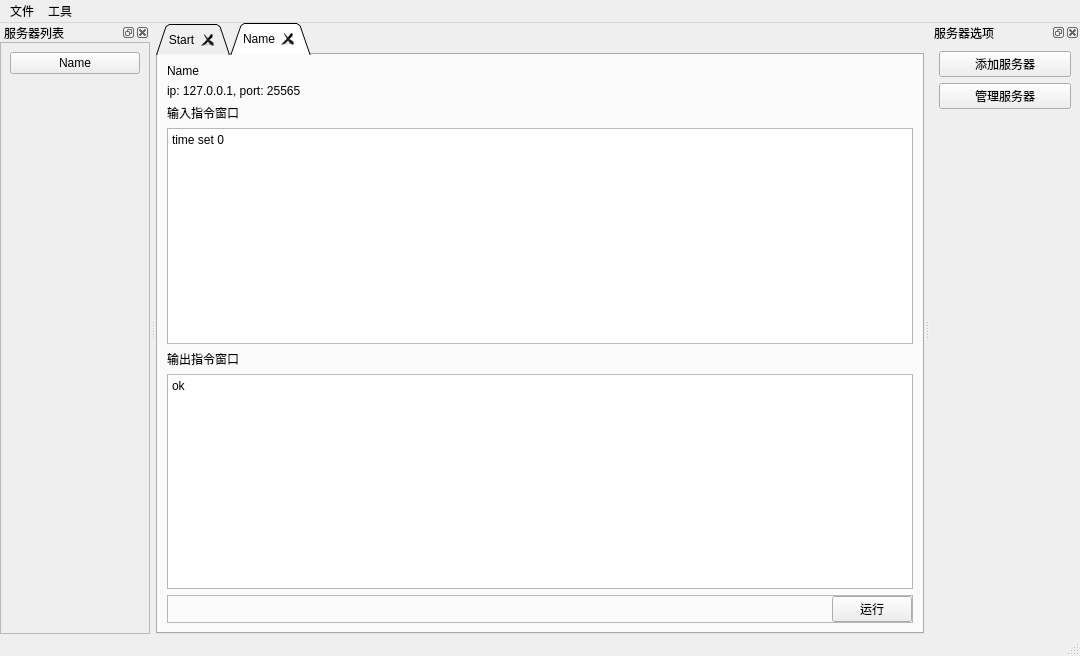
Before: the Qt Designer form MainWindow/mainwindow.ui in quqiOnfree/MCRCON, drawn with Qt 5.
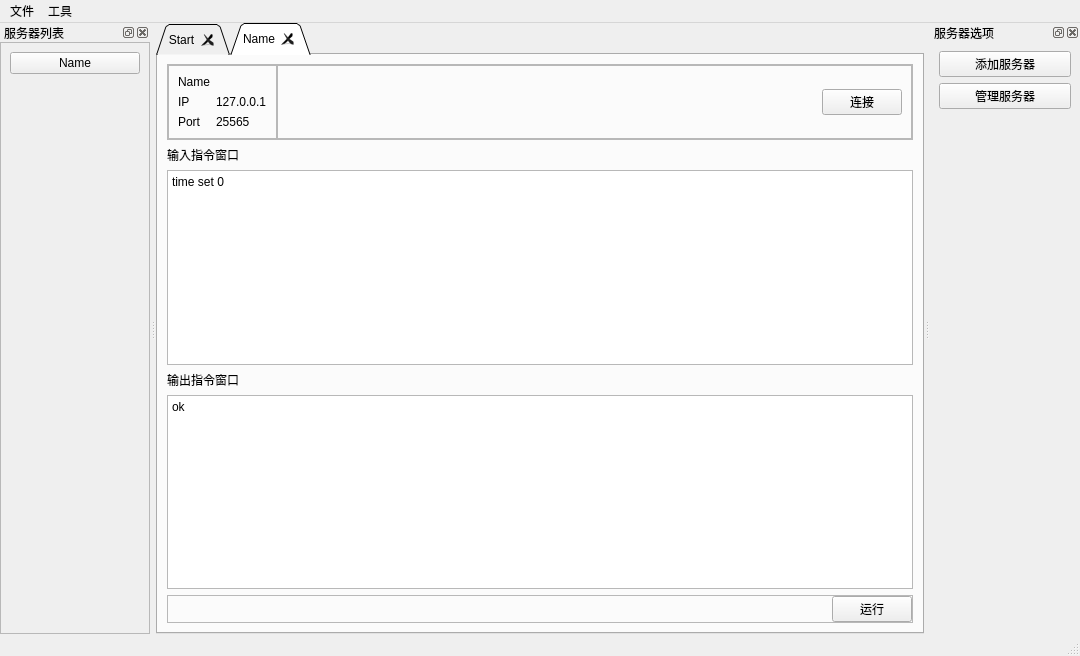
After: the same form once the commit is applied. The open tabs and pages were chosen to show the change.

Diff of the .ui file:
```diff
--- a/MainWindow/mainwindow.ui
+++ b/MainWindow/mainwindow.ui
@@ -159,17 +159,109 @@
        </attribute>
        <layout class="QVBoxLayout" name="verticalLayout_3">
         <item>
-         <widget class="QLabel" name="label_4">
-          <property name="text">
-           <string>Name</string>
+         <widget class="QFrame" name="frame_5">
+          <property name="frameShape">
+           <enum>QFrame::StyledPanel</enum>
           </property>
-         </widget>
-        </item>
-        <item>
-         <widget class="QLabel" name="label_3">
-          <property name="text">
-           <string>ip: 127.0.0.1, port: 25565</string>
+          <property name="frameShadow">
+           <enum>QFrame::Raised</enum>
           </property>
+          <layout class="QHBoxLayout" name="horizontalLayout_3">
+           <property name="spacing">
+            <number>0</number>
+           </property>
+           <property name="leftMargin">
+            <number>0</number>
+           </property>
+           <property name="topMargin">
+            <number>0</number>
+           </property>
+           <property name="rightMargin">
+            <number>0</number>
+           </property>
+           <property name="bottomMargin">
+            <number>0</number>
+           </property>
+           <item>
+            <widget class="QFrame" name="frame_3">
+             <property name="frameShape">
+              <enum>QFrame::StyledPanel</enum>
+             </property>
+             <property name="frameShadow">
+              <enum>QFrame::Raised</enum>
+             </property>
+             <layout class="QGridLayout" name="gridLayout_4">
+              <item row="0" column="0">
+               <widget class="QLabel" name="label_4">
+                <property name="text">
+                 <string>Name</string>
+                </property>
+               </widget>
+              </item>
+              <item row="1" column="0">
+               <widget class="QLabel" name="label_7">
+                <property name="text">
+                 <string>IP</string>
+                </property>
+               </widget>
+              </item>
+              <item row="1" column="1">
+               <widget class="QLabel" name="label_3">
+                <property name="text">
+                 <string>127.0.0.1</string>
+                </property>
+               </widget>
+              </item>
+              <item row="2" column="0">
+               <widget class="QLabel" name="label_8">
+                <property name="text">
+                 <string>Port</string>
+                </property>
+               </widget>
+              </item>
+              <item row="2" column="1">
+               <widget class="QLabel" name="label_9">
+                <property name="text">
+                 <string>25565</string>
+                </property>
+               </widget>
+              </item>
+             </layout>
+            </widget>
+           </item>
+           <item>
+            <widget class="QFrame" name="frame_4">
+             <property name="frameShape">
+              <enum>QFrame::StyledPanel</enum>
+             </property>
+             <property name="frameShadow">
+              <enum>QFrame::Raised</enum>
+             </property>
+             <layout class="QHBoxLayout" name="horizontalLayout_2">
+              <item>
+               <spacer name="horizontalSpacer_4">
+                <property name="orientation">
+                 <enum>Qt::Horizontal</enum>
+                </property>
+                <property name="sizeHint" stdset="0">
+                 <size>
+                  <width>530</width>
+                  <height>20</height>
+                 </size>
+                </property>
+               </spacer>
+              </item>
+              <item>
+               <widget class="QPushButton" name="pushButton">
+                <property name="text">
+                 <string>连接</string>
+                </property>
+               </widget>
+              </item>
+             </layout>
+            </widget>
+           </item>
+          </layout>
          </widget>
         </item>
         <item>
@@ -185,6 +277,7 @@
            <string>&lt;!DOCTYPE HTML PUBLIC &quot;-//W3C//DTD HTML 4.0//EN&quot; &quot;http://www.w3.org/TR/REC-html40/strict.dtd&quot;&gt;
 &lt;html&gt;&lt;head&gt;&lt;meta name=&quot;qrichtext&quot; content=&quot;1&quot; /&gt;&lt;meta charset=&quot;utf-8&quot; /&gt;&lt;style type=&quot;text/css&quot;&gt;
 p, li { white-space: pre-wrap; }
+hr { height: 1px; border-width: 0; }
 &lt;/style&gt;&lt;/head&gt;&lt;body style=&quot; font-family:'Microsoft YaHei UI'; font-size:9pt; font-weight:400; font-style:normal;&quot;&gt;
 &lt;p style=&quot; margin-top:0px; margin-bottom:0px; margin-left:0px; margin-right:0px; -qt-block-indent:0; text-indent:0px;&quot;&gt;time set 0&lt;/p&gt;&lt;/body&gt;&lt;/html&gt;</string>
           </property>
@@ -203,6 +296,7 @@
            <string>&lt;!DOCTYPE HTML PUBLIC &quot;-//W3C//DTD HTML 4.0//EN&quot; &quot;http://www.w3.org/TR/REC-html40/strict.dtd&quot;&gt;
 &lt;html&gt;&lt;head&gt;&lt;meta name=&quot;qrichtext&quot; content=&quot;1&quot; /&gt;&lt;meta charset=&quot;utf-8&quot; /&gt;&lt;style type=&quot;text/css&quot;&gt;
 p, li { white-space: pre-wrap; }
+hr { height: 1px; border-width: 0; }
 &lt;/style&gt;&lt;/head&gt;&lt;body style=&quot; font-family:'Microsoft YaHei UI'; font-size:9pt; font-weight:400; font-style:normal;&quot;&gt;
 &lt;p style=&quot; margin-top:0px; margin-bottom:0px; margin-left:0px; margin-right:0px; -qt-block-indent:0; text-indent:0px;&quot;&gt;ok&lt;/p&gt;&lt;/body&gt;&lt;/html&gt;</string>
           </property>
```
Left out of the diff: 28 changed lines with no effect on the pictures.
